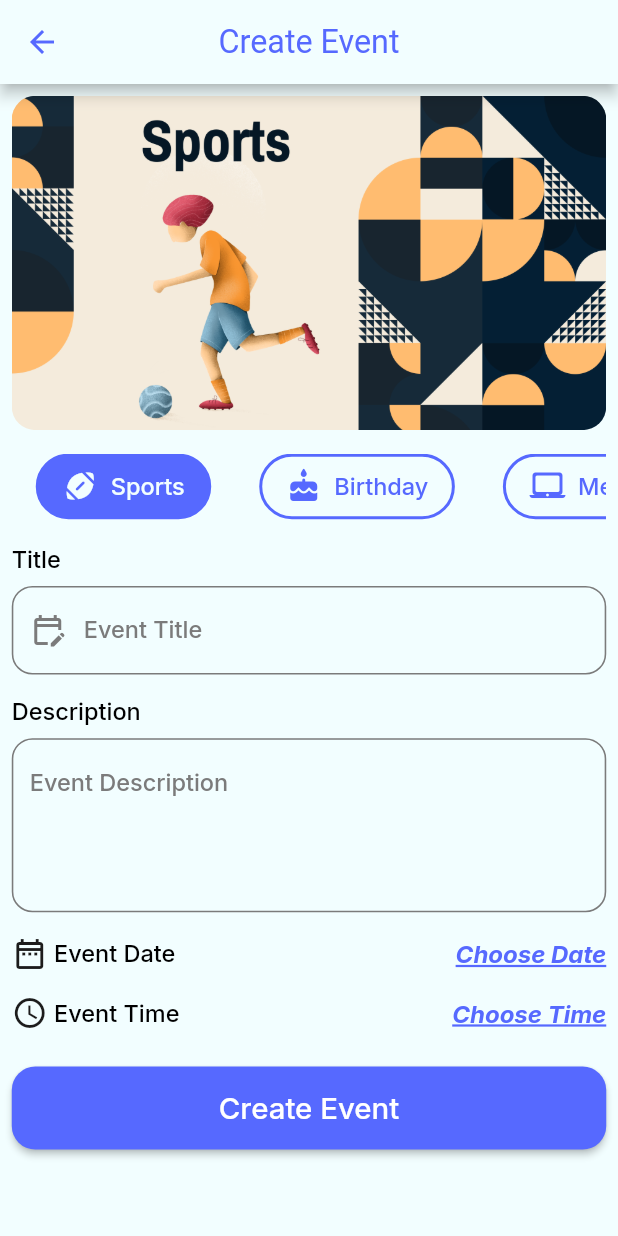
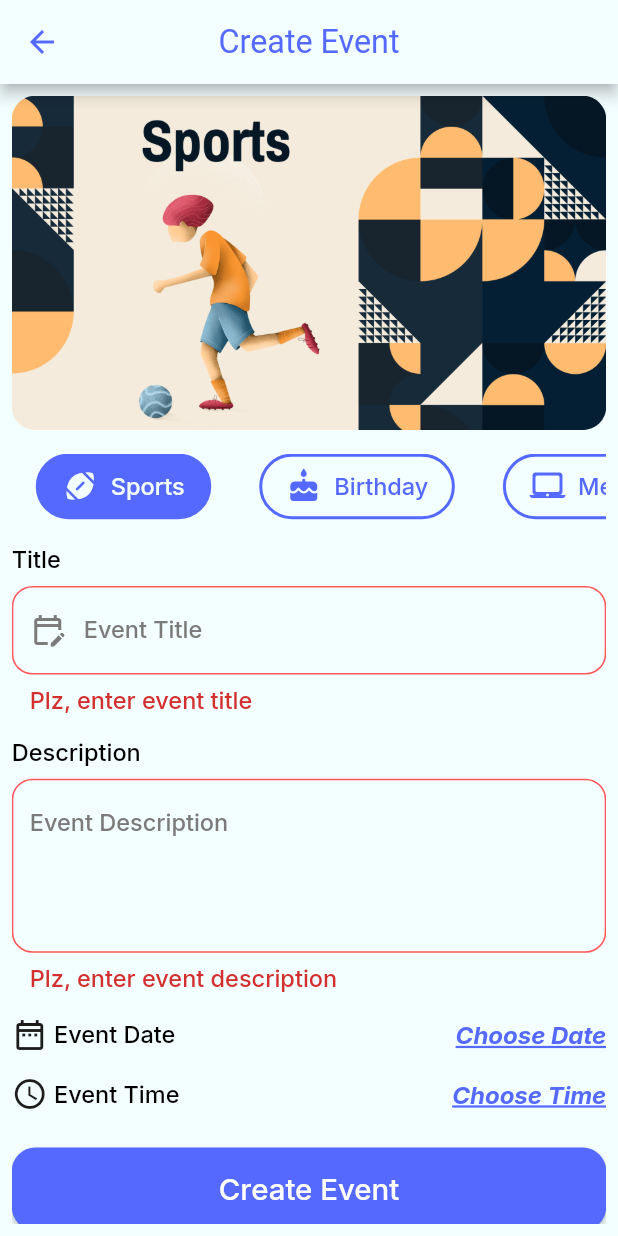
Before and after one commit to howedyy/Event_app, a Flutter app: the CreateEvent screen opened by its route, after a tap on "Create Event", on a phone screen of 412 x 824 dp. Run offline on Flutter 3.47's test engine with Material 3 defaults, Android fonts, the phone set to English and light mode, and no system bars; our stand-ins replace cloud_firestore, firebase_auth, firebase_core, flutter_screenutil, flutter_svg, fluttertoast and 2 more; accounts and stored records are empty.

Commit message:
create event finished

```diff
--- a/lib/core/resources/validators.dart
+++ b/lib/core/resources/validators.dart
@@ -27,4 +27,14 @@ abstract class Validator {
     }
     return null;
   }
+
+  static String? validateEventTitle(String? title){
+    if(title == null || title.trim().isEmpty) return "Plz, enter event title";
+    return null;
+  }
+
+  static String? validateEventDescription(String? description){
+    if(description == null || description.trim().isEmpty) return "Plz, enter event description";
+    return null;
+  }
 }
--- a/lib/feature/create_event/create_event.dart
+++ b/lib/feature/create_event/create_event.dart
@@ -1,13 +1,16 @@
+import 'package:event_app/core/UI_Utils.dart';
 import 'package:event_app/core/resources/assets_manager.dart';
 import 'package:event_app/core/resources/colors_manager.dart';
+import 'package:event_app/core/resources/validators.dart';
 import 'package:event_app/core/widgets/custom_elevated_button.dart';
 import 'package:event_app/core/widgets/custom_tab_bar.dart';
 import 'package:event_app/core/widgets/custom_text_button.dart';
 import 'package:event_app/core/widgets/custom_text_form_field.dart';
 import 'package:event_app/models/category_model.dart';
+import 'package:event_app/models/event_model.dart';
 import 'package:flutter/material.dart';
 import 'package:flutter_screenutil/flutter_screenutil.dart';
-
+import '../../firebase/firebase_service.dart';
 import '../../l10n/app_localizations.dart';
 
 class CreateEvent extends StatefulWidget {
@@ -18,8 +21,30 @@ class CreateEvent extends StatefulWidget {
 }
 
 class _CreateEventState extends State<CreateEvent> {
-  CategoryModel selectedCategory = CategoryModel.categories[0];
+  late CategoryModel selectedCategory = CategoryModel.getCategories(context)[0];
+  DateTime selectedDateTime = DateTime.now();
+  TimeOfDay pickedTimeTemp = TimeOfDay.now();
+  GlobalKey<FormState> _formKey = GlobalKey<FormState>();
+  late TextEditingController _titleController;
+  late TextEditingController _descriptionController;
   @override
+  void initState() {
+    // TODO: implement initState
+    super.initState();
+    _titleController = TextEditingController();
+    _descriptionController = TextEditingController();
+  }
+
+
+  @override
+  void dispose() {
+      _titleController.dispose();
+      _descriptionController.dispose();
+    super.dispose();
+
+  }
+  @override
+
   Widget build(BuildContext context) {
     late AppLocalizations appLocalizations = AppLocalizations.of(context)!;
 
@@ -30,6 +55,8 @@ class _CreateEventState extends State<CreateEvent> {
       body: Padding(
         padding:  REdgeInsets.all(8.0),
         child: SingleChildScrollView(
+          child: Form(
+            key: _formKey,
             child: Column(
               crossAxisAlignment: CrossAxisAlignment.stretch,
               children: [
@@ -44,20 +71,31 @@ class _CreateEventState extends State<CreateEvent> {
                       selectedCategory = category;
                     });
                   },
-                  categories: CategoryModel.categories,
+                    categories: CategoryModel.getCategories(context),
                     selectedBgColor: ColorsManager.blue,
                     unSelectedBgColor: Colors.transparent,
                     selectedFgColor: ColorsManager.whiteBlue,
                     unSelectedFgColor: ColorsManager.blue
                 ),
                 SizedBox(height: 16.h,),
-              Text(appLocalizations.title, style: Theme.of(context).textTheme.titleMedium,),
+                Text(
+                  appLocalizations.title,
+                  style: Theme.of(context).textTheme.titleMedium,
+                ),
                 SizedBox(height: 8.h,),
-              CustomTextFormField(hintText: "Event Title",prefixIcon: Icon(Icons.edit_calendar_outlined), keyboardType: TextInputType.text),
+                CustomTextFormField(
+                  controller: _titleController,
+                  validator: Validator.validateEventTitle,
+                    hintText: appLocalizations.event_title,
+                    prefixIcon: Icon(Icons.edit_calendar_outlined),
+                    keyboardType: TextInputType.text
+                ),
                 SizedBox(height: 16.h,),
                 Text(appLocalizations.description, style: Theme.of(context).textTheme.titleMedium,),
                 SizedBox(height: 8.h,),
                 CustomTextFormField(
+                  controller: _descriptionController,
+                  validator: Validator.validateEventDescription,
                     hintText: appLocalizations.event_description,
                     keyboardType: TextInputType.text,
                   maxLines: 4,
@@ -67,14 +105,14 @@ class _CreateEventState extends State<CreateEvent> {
                   children: [
                     Icon(Icons.date_range_outlined, ),
                     SizedBox(width: 4.w,),
-                  Text(appLocalizations.event_date, style: Theme.of(context).textTheme.titleMedium,),
+                    Text(
+                      appLocalizations.event_date,
+                      style: Theme.of(context).textTheme.titleMedium,
+                    ),
                     Spacer(),
                     CustomTextButton(
                         text: appLocalizations.choose_date,
-                      onTap: (){
-                        showDatePicker(context: context, firstDate: DateTime.now(), lastDate: DateTime.now().add(Duration(days: 365))
-                        );
-                      }
+                        onTap:_selectEventDate
                     ),
 
                   ],
@@ -82,25 +120,81 @@ class _CreateEventState extends State<CreateEvent> {
                 SizedBox(height: 16.h,),
                 Row(
                   children: [
-                  Icon(Icons.access_time_outlined, ),
+                    Icon(Icons.access_time, ),
                     SizedBox(width: 4.w,),
-                  Text(appLocalizations.event_time, style: Theme.of(context).textTheme.titleMedium,),
+                    Text(
+                      appLocalizations.event_time,
+                      style: Theme.of(context).textTheme.titleMedium,
+                    ),
                     Spacer(),
-                  CustomTextButton(text: appLocalizations.choose_time, onTap: (){
-                    showTimePicker(context: context, initialTime: TimeOfDay.now());
-                  }),
-
+                    CustomTextButton(
+                      text: appLocalizations.choose_time,
+                      onTap: _selectEventTime,
+                    ),
                 ],
                 ),
+
                 SizedBox(height: 24.h,),
-              CustomElevatedButton(text: appLocalizations.create_event, onPress: (){}),
+                CustomElevatedButton(text: appLocalizations.create_event, onPress: _createEvent),
 
 
 
               ],
             ),
+
+
+          ),
         ),
       ),
       );
+
+
   }
+
+
+  void _selectEventDate() async {
+    selectedDateTime =
+        await showDatePicker(
+          context: context,
+          firstDate: DateTime.now(),
+          lastDate: DateTime.now().add(Duration(days: 365)),
+        ) ??
+            selectedDateTime;
+    selectedDateTime = selectedDateTime.copyWith(hour: pickedTimeTemp.hour, minute: pickedTimeTemp.minute);
+
+    setState(() {});
   }
+
+  void _selectEventTime() async {
+    pickedTimeTemp =
+        await showTimePicker(context: context, initialTime: TimeOfDay.now()) ??
+            pickedTimeTemp;
+
+    selectedDateTime = selectedDateTime.copyWith(
+      hour: pickedTimeTemp.hour,
+      minute: pickedTimeTemp.minute,
+    );
+    setState(() {});
+  }
+
+  void _createEvent()async{
+    if(_formKey.currentState?.validate() == false) return;
+    selectedCategory;
+    _titleController.text;
+    _descriptionController.text;
+    selectedDateTime;
+    EventModel event = EventModel(
+        id: "",
+        title: _titleController.text,
+        category: selectedCategory,
+        description: _descriptionController.text,
+        dateTime: selectedDateTime,
+    );
+    UIUtils.showLoading(context, isDismissible: false);
+    await FirebaseService.addEventToFireStore(event, context);
+    UIUtils.hideDialog(context);
+    UIUtils.showToastMessage("Event created success", Colors.green);
+    Navigator.pop(context);
+  }
+
+}
--- a/lib/feature/main_layout/favorite/favorite_tab.dart
+++ b/lib/feature/main_layout/favorite/favorite_tab.dart
@@ -48,10 +48,10 @@ class FavoriteTab extends StatelessWidget {
               EventItem(
                 event: EventModel(
                     title: "Meeting for Updating The Development Method",
-                    category: CategoryModel.categories[2],
+                    category: CategoryModel.getCategories(context)[2],
                     description: "description",
                     dateTime: DateTime.now(),
-                    timeOfDay: TimeOfDay.now()
+                    id: '',
                 ),
               )
 
--- a/lib/feature/main_layout/home/home_tab.dart
+++ b/lib/feature/main_layout/home/home_tab.dart
@@ -86,7 +86,7 @@ class _HomeTabState extends State<HomeTab> {
                   ],
                 ),
                 SizedBox(height: 12.h,),
-               CustomTabBar(categories: CategoryModel.categoriesWithAll,
+               CustomTabBar(categories: CategoryModel.getCategoriesWithAll(context),
                    selectedBgColor: ColorsManager.whiteBlue,
                    unSelectedBgColor: Colors.transparent,
                    selectedFgColor: ColorsManager.blue,
@@ -100,7 +100,13 @@ class _HomeTabState extends State<HomeTab> {
         ),
         Expanded(child: ListView.builder(
           itemBuilder: (context, index)=>EventItem(
-          event: EventModel(title: "Meeting for Updating The Development Method", category: CategoryModel.categories[2], description: "description", dateTime: DateTime.now(), timeOfDay: TimeOfDay.now()),
+          event: EventModel(
+            title: "Meeting for Updating The Development Method",
+            category: CategoryModel.getCategories(context)[2],
+            description: "description",
+            dateTime: DateTime.now(),
+            id: '',
+          ),
         )
           ,itemCount: 20,)
         )
--- a/lib/models/category_model.dart
+++ b/lib/models/category_model.dart
@@ -1,4 +1,5 @@
 import 'package:event_app/core/resources/assets_manager.dart';
+import 'package:event_app/l10n/app_localizations.dart' show AppLocalizations;
 import 'package:flutter/material.dart';
 
 class CategoryModel {
@@ -13,30 +14,94 @@ class CategoryModel {
     required this.imagePath
   });
 
-  static List<CategoryModel> categoriesWithAll = [
-    CategoryModel(id: "0", name: "All", icon: Icons.all_inclusive_outlined, imagePath: "imagePath"),
-     CategoryModel(id: "1", name: "Sports", icon: Icons.sports_football_rounded, imagePath: ImageAssets.sports),
-     CategoryModel(id: "2", name: "Birthday", icon: Icons.cake_rounded, imagePath: ImageAssets.sports),
-     CategoryModel(id: "3", name: "Meeting", icon: Icons.laptop_mac_rounded, imagePath: ImageAssets.meeting),
-     CategoryModel(id: "4", name: "Gaming", icon: Icons.gamepad_rounded, imagePath: ImageAssets.gaming),
-     CategoryModel(id: "5", name: "Eating", icon: Icons.local_pizza_rounded, imagePath: ImageAssets.eating),
-     CategoryModel(id: "6", name: "Holiday", icon: Icons.holiday_village_rounded, imagePath: ImageAssets.holiday),
-     CategoryModel(id: "7", name: "Exhibition", icon: Icons.water_drop_rounded, imagePath: ImageAssets.exhibition),
-     CategoryModel(id: "8", name: "Workshop", icon: Icons.workspace_premium, imagePath: ImageAssets.workShop),
-     CategoryModel(id: "9", name: "Book Club", icon: Icons.book_online_rounded, imagePath: ImageAssets.bookClub),
-   ];
-
- static List<CategoryModel> categories = [
-   CategoryModel(id: "1", name: "Sports", icon: Icons.sports_football_rounded, imagePath: ImageAssets.sports),
-   CategoryModel(id: "2", name: "Birthday", icon: Icons.cake_rounded, imagePath: ImageAssets.sports),
-   CategoryModel(id: "3", name: "Meeting", icon: Icons.laptop_mac_rounded, imagePath: ImageAssets.meeting),
-   CategoryModel(id: "4", name: "Gaming", icon: Icons.gamepad_rounded, imagePath: ImageAssets.gaming),
-   CategoryModel(id: "5", name: "Eating", icon: Icons.local_pizza_rounded, imagePath: ImageAssets.eating),
-   CategoryModel(id: "6", name: "Holiday", icon: Icons.holiday_village_rounded, imagePath: ImageAssets.holiday),
-   CategoryModel(id: "7", name: "Exhibition", icon: Icons.water_drop_rounded, imagePath: ImageAssets.exhibition),
-   CategoryModel(id: "8", name: "Workshop", icon: Icons.workspace_premium, imagePath: ImageAssets.workShop),
-   CategoryModel(id: "9", name: "Book Club", icon: Icons.book_online_rounded, imagePath: ImageAssets.bookClub),
-  ];
+  static List<CategoryModel> getCategoriesWithAll(BuildContext context) {
+    AppLocalizations appLocalizations = AppLocalizations.of(context)!;
 
 
+    return [
+      CategoryModel(id: "0",
+          name: "All",
+          icon: Icons.all_inclusive_outlined,
+          imagePath: "imagePath"),
+      CategoryModel(id: "1",
+          name: "Sports",
+          icon: Icons.sports_football_rounded,
+          imagePath: ImageAssets.sports),
+      CategoryModel(id: "2",
+          name: "Birthday",
+          icon: Icons.cake_rounded,
+          imagePath: ImageAssets.sports),
+      CategoryModel(id: "3",
+          name: "Meeting",
+          icon: Icons.laptop_mac_rounded,
+          imagePath: ImageAssets.meeting),
+      CategoryModel(id: "4",
+          name: "Gaming",
+          icon: Icons.gamepad_rounded,
+          imagePath: ImageAssets.gaming),
+      CategoryModel(id: "5",
+          name: "Eating",
+          icon: Icons.local_pizza_rounded,
+          imagePath: ImageAssets.eating),
+      CategoryModel(id: "6",
+          name: "Holiday",
+          icon: Icons.holiday_village_rounded,
+          imagePath: ImageAssets.holiday),
+      CategoryModel(id: "7",
+          name: "Exhibition",
+          icon: Icons.water_drop_rounded,
+          imagePath: ImageAssets.exhibition),
+      CategoryModel(id: "8",
+          name: "Workshop",
+          icon: Icons.workspace_premium,
+          imagePath: ImageAssets.workShop),
+      CategoryModel(id: "9",
+          name: "Book Club",
+          icon: Icons.book_online_rounded,
+          imagePath: ImageAssets.bookClub),
+    ];
+  }
+
+  static List<CategoryModel> getCategories(BuildContext context) {
+    AppLocalizations appLocalizations = AppLocalizations.of(context)!;
+    return [
+      CategoryModel(id: "1",
+          name: "Sports",
+          icon: Icons.sports_football_rounded,
+          imagePath: ImageAssets.sports),
+      CategoryModel(id: "2",
+          name: "Birthday",
+          icon: Icons.cake_rounded,
+          imagePath: ImageAssets.sports),
+      CategoryModel(id: "3",
+          name: "Meeting",
+          icon: Icons.laptop_mac_rounded,
+          imagePath: ImageAssets.meeting),
+      CategoryModel(id: "4",
+          name: "Gaming",
+          icon: Icons.gamepad_rounded,
+          imagePath: ImageAssets.gaming),
+      CategoryModel(id: "5",
+          name: "Eating",
+          icon: Icons.local_pizza_rounded,
+          imagePath: ImageAssets.eating),
+      CategoryModel(id: "6",
+          name: "Holiday",
+          icon: Icons.holiday_village_rounded,
+          imagePath: ImageAssets.holiday),
+      CategoryModel(id: "7",
+          name: "Exhibition",
+          icon: Icons.water_drop_rounded,
+          imagePath: ImageAssets.exhibition),
+      CategoryModel(id: "8",
+          name: "Workshop",
+          icon: Icons.workspace_premium,
+          imagePath: ImageAssets.workShop),
+      CategoryModel(id: "9",
+          name: "Book Club",
+          icon: Icons.book_online_rounded,
+          imagePath: ImageAssets.bookClub),
+    ];
+  }
+
 }
--- a/lib/models/event_model.dart
+++ b/lib/models/event_model.dart
@@ -2,18 +2,38 @@ import 'package:event_app/models/category_model.dart';
 import 'package:flutter/material.dart';
 
 class EventModel{
+  String id;
   CategoryModel category ;
   String title;
   String description;
   DateTime dateTime;
-  TimeOfDay timeOfDay;
   EventModel({
+    required this.id,
     required this.title,
     required this.category,
     required this.description,
     required this.dateTime,
-    required this.timeOfDay
 
 });
+  EventModel.fromJson(Map<String,dynamic> json,BuildContext context) :
+        this(
+      id: json["id"],
+      category: CategoryModel.getCategories(
+          context,
+      ).firstWhere((category)=> category.id == json["categoryId"]),
+      title: json["title"],
+      description: json["description"],
+      dateTime: json["dateTime"]
+  );
 
+
+
+
+ Map<String, dynamic> toJson()=>{
+   "id":id,
+   "categoryId":category.id,
+   "title":title,
+   "description":description,
+   "dateTime":dateTime,
+ };
 }
--- a/lib/models/user_model.dart
+++ b/lib/models/user_model.dart
@@ -1,7 +1,17 @@
 class UserModel{
+  static const String collectionName = "Users";
   static UserModel?  currentUser;
   String id;
   String name;
   String email;
   UserModel({required this.id, required this.name, required this.email});
+
+  UserModel.fromJson(Map<String, dynamic>json):
+        this(id: json["id"], name: json["name"], email:json["email"]);
+  Map<String, dynamic>toJson()=>{
+  "id":id,
+  "name":name,
+  "email":email,
+};
+
 }
```
Also changed, not shown: lib/firebase/firebase_service.dart (+70 -25 lines). Lines whose indentation alone changed are shown as unchanged.
